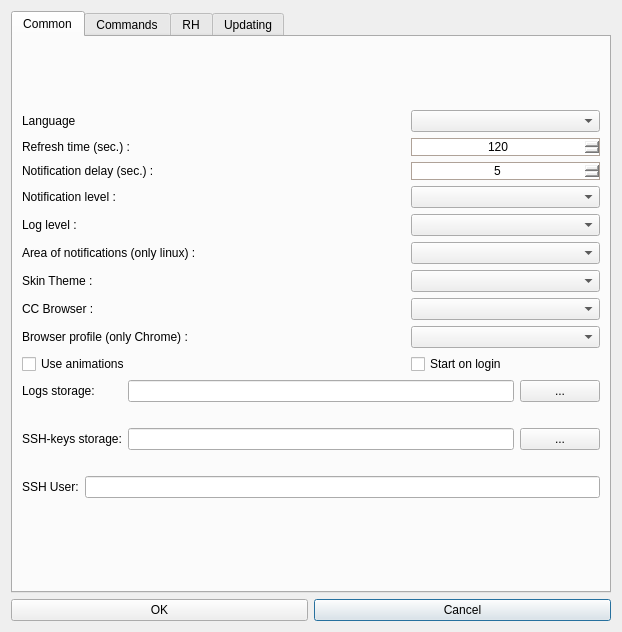
subutai-io/control-center, file hub/forms/DlgSettings.ui: the form before one commit.
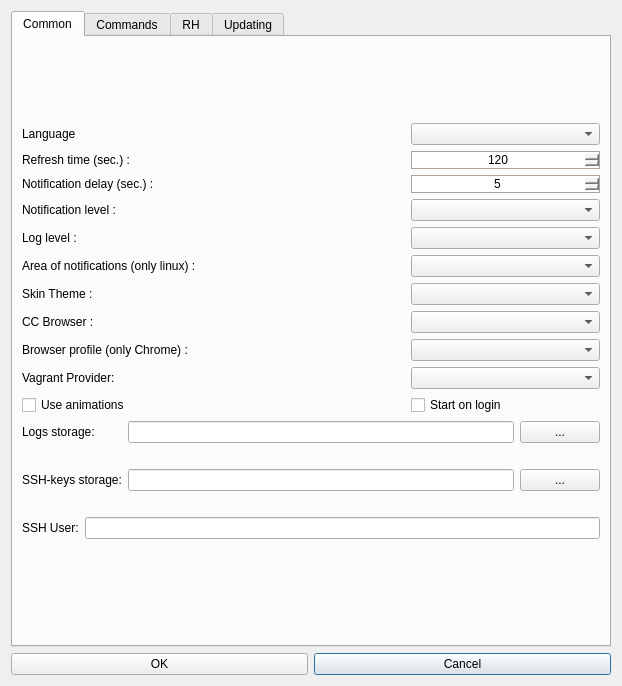
The form after the commit. Icons and pictures are not drawn.

Commit message: added providers to setting

Patch:
```diff
--- a/hub/forms/DlgSettings.ui
+++ b/hub/forms/DlgSettings.ui
@@ -7,7 +7,7 @@
     <x>0</x>
     <y>0</y>
     <width>622</width>
-    <height>632</height>
+    <height>686</height>
    </rect>
   </property>
   <property name="windowTitle">
@@ -53,10 +53,10 @@
         <layout class="QVBoxLayout" name="verticalLayout_2">
          <item>
           <layout class="QGridLayout" name="gridLayout_6">
-           <item row="6" column="2">
+           <item row="7" column="2">
             <widget class="QComboBox" name="cb_tray_skin"/>
            </item>
-           <item row="9" column="0">
+           <item row="11" column="0">
             <widget class="QCheckBox" name="chk_use_animations">
              <property name="text">
               <string>Use animations</string>
@@ -84,7 +84,7 @@
              </property>
             </widget>
            </item>
-           <item row="7" column="0">
+           <item row="8" column="0">
             <widget class="QLabel" name="lbl_browser">
              <property name="text">
               <string>CC Browser :</string>
@@ -94,7 +94,7 @@
            <item row="3" column="2">
             <widget class="QComboBox" name="cb_notification_level"/>
            </item>
-           <item row="10" column="0" colspan="3">
+           <item row="12" column="0" colspan="3">
             <layout class="QGridLayout" name="gridLayout_4">
              <item row="0" column="0">
               <widget class="QLabel" name="lbl_logs_storage">
@@ -189,12 +189,15 @@
              </item>
             </layout>
            </item>
-           <item row="0" column="2">
-            <widget class="QComboBox" name="cb_locale"/>
-           </item>
-           <item row="7" column="2">
+           <item row="8" column="2">
             <widget class="QComboBox" name="cb_browser"/>
            </item>
+           <item row="0" column="2">
+            <widget class="QComboBox" name="cb_locale"/>
+           </item>
+           <item row="4" column="2">
+            <widget class="QComboBox" name="cb_log_level"/>
+           </item>
            <item row="4" column="0">
             <widget class="QLabel" name="lbl_log_level">
              <property name="text">
@@ -202,7 +205,7 @@
              </property>
             </widget>
            </item>
-           <item row="5" column="0">
+           <item row="6" column="0">
             <widget class="QLabel" name="lbl_preferred_notifications_place">
              <property name="toolTip">
               <string>Works only if tray couldn't get sys. tray icon's coordinates</string>
@@ -215,9 +218,6 @@
              </property>
             </widget>
            </item>
-           <item row="4" column="2">
-            <widget class="QComboBox" name="cb_log_level"/>
-           </item>
            <item row="3" column="0">
             <widget class="QLabel" name="lbl_notification_level">
              <property name="text">
@@ -225,7 +225,14 @@
              </property>
             </widget>
            </item>
-           <item row="9" column="2">
+           <item row="6" column="2">
+            <widget class="QComboBox" name="cb_preferred_notifications_place">
+             <property name="toolTip">
+              <string>Works only if tray couldn't get sys. tray icon's coordinates</string>
+             </property>
+            </widget>
+           </item>
+           <item row="11" column="2">
             <widget class="QCheckBox" name="chk_autostart">
              <property name="text">
               <string>Start on login</string>
@@ -239,13 +246,6 @@
              </property>
             </widget>
            </item>
-           <item row="5" column="2">
-            <widget class="QComboBox" name="cb_preferred_notifications_place">
-             <property name="toolTip">
-              <string>Works only if tray couldn't get sys. tray icon's coordinates</string>
-             </property>
-            </widget>
-           </item>
            <item row="1" column="2">
             <widget class="QSpinBox" name="sb_refresh_timeout">
              <property name="styleSheet">
@@ -274,14 +274,14 @@
              </property>
             </widget>
            </item>
-           <item row="6" column="0">
+           <item row="7" column="0">
             <widget class="QLabel" name="lbl_tray_skin">
              <property name="text">
               <string>Skin Theme :</string>
              </property>
             </widget>
            </item>
-           <item row="11" column="0" colspan="3">
+           <item row="13" column="0" colspan="3">
             <layout class="QGridLayout" name="gridLayout_2">
              <item row="0" column="0">
               <widget class="QLabel" name="lbl_ssh_user">
@@ -318,20 +318,36 @@
              </property>
             </widget>
            </item>
-           <item row="8" column="2">
+           <item row="9" column="2">
             <widget class="QComboBox" name="cb_profile">
              <property name="editable">
               <bool>false</bool>
              </property>
             </widget>
            </item>
-           <item row="8" column="0">
+           <item row="9" column="0">
             <widget class="QLabel" name="lbl_profile">
              <property name="text">
               <string>Browser profile (only Chrome) :</string>
              </property>
             </widget>
            </item>
+           <item row="10" column="0">
+            <widget class="QLabel" name="lbl_vagrant_provider">
+             <property name="sizePolicy">
+              <sizepolicy hsizetype="Preferred" vsizetype="Fixed">
+               <horstretch>0</horstretch>
+               <verstretch>0</verstretch>
+              </sizepolicy>
+             </property>
+             <property name="text">
+              <string>Vagrant Provider:</string>
+             </property>
+            </widget>
+           </item>
+           <item row="10" column="2">
+            <widget class="QComboBox" name="cb_vagrant_provider"/>
+           </item>
           </layout>
          </item>
         </layout>
```
Left out of the diff: 1 changed line with no effect on the pictures. The commit also changes 6 other files.
